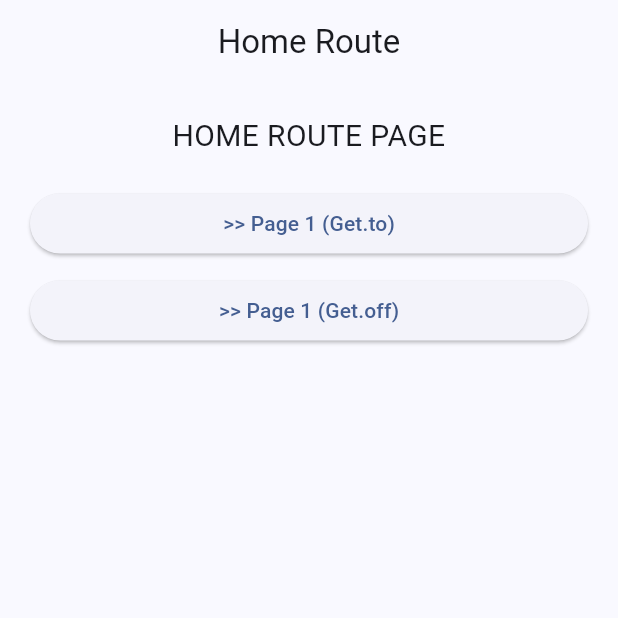
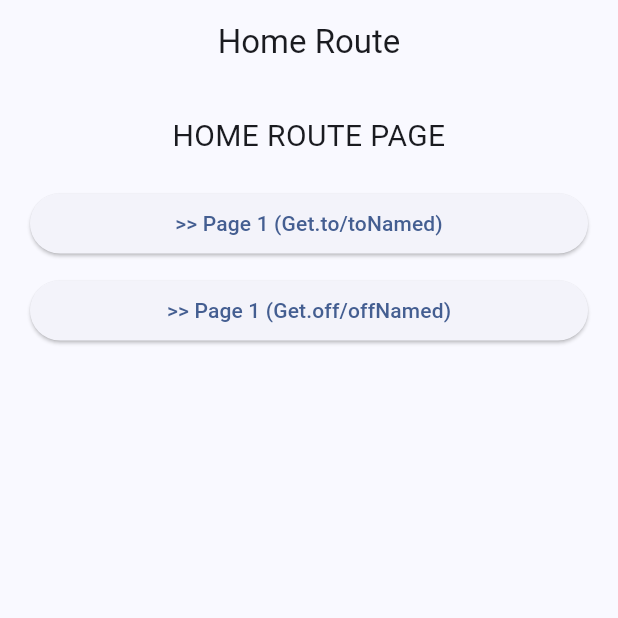
Before and after one commit to naufalrdev/belajar_getx, a Flutter app: the screen it shows after launch, on a phone screen of 412 x 824 dp, the top half of it. Run offline on Flutter 3.47's test engine with Material 3 defaults, Android fonts, the phone set to English and light mode, and no system bars; our stand-ins replace get, lottie.

Commit message:
Add: Complete Route Management GetX

```diff
--- a/lib/main.dart
+++ b/lib/main.dart
@@ -1,4 +1,9 @@
 import 'package:belajar_getx/pages/home_route_screen.dart';
+import 'package:belajar_getx/pages/page_dua_route.dart';
+import 'package:belajar_getx/pages/page_empat_route.dart';
+import 'package:belajar_getx/pages/page_lima_route.dart';
+import 'package:belajar_getx/pages/page_satu_route.dart';
+import 'package:belajar_getx/pages/page_tiga_route.dart';
 import 'package:flutter/material.dart';
 import 'package:get/get.dart';
 
@@ -21,6 +26,24 @@ class MyApp extends StatelessWidget {
         useMaterial3: true,
       ),
       home: HomeRouteScreen(),
+      // routes: {
+      //   "home": (context) => HomeRouteScreen(),
+      //   "page_satu": (context) => PageSatuRoute(),
+      //   "page_dua": (context) => PageDuaRoute(),
+      //   "page_tiga": (context) => PageTigaRoute(),
+      //   "page_empat": (context) => PageEmpatRoute(),
+      //   "page_lima": (context) => PageLimaRoute(),
+      // },
+
+      // ========== routes = getPages ==========
+      getPages: [
+        GetPage(name: "/home", page: () => HomeRouteScreen()),
+        GetPage(name: "/page_satu", page: () => PageSatuRoute()),
+        GetPage(name: "/page_dua", page: () => PageDuaRoute()),
+        GetPage(name: "/page_tiga", page: () => PageTigaRoute()),
+        GetPage(name: "/page_empat", page: () => PageEmpatRoute()),
+        GetPage(name: "/page_lima", page: () => PageLimaRoute()),
+      ],
     );
   }
 }
--- a/lib/pages/home_route_screen.dart
+++ b/lib/pages/home_route_screen.dart
@@ -1,4 +1,3 @@
-import 'package:belajar_getx/pages/page_satu_route.dart';
 import 'package:flutter/material.dart';
 import 'package:get/get.dart';
 
@@ -25,10 +24,11 @@ class HomeRouteScreen extends StatelessWidget {
               //   MaterialPageRoute(builder: (context) => PageSatuRoute()),
               // );
 
-              // ========== Navigator push = Get.to ==========
-              Get.to(() => PageSatuRoute());
+              // ========== Navigator push/pushNamed = Get.to/toNamed ==========
+              // Get.to(() => PageSatuRoute());
+              Get.toNamed("/page_satu");
             },
-            child: Text(">> Page 1 (Get.to)"),
+            child: Text(">> Page 1 (Get.to/toNamed)"),
           ),
           SizedBox(height: 10),
           ElevatedButton(
@@ -38,10 +38,11 @@ class HomeRouteScreen extends StatelessWidget {
               //   MaterialPageRoute(builder: (context) => PageSatuRoute()),
               // );
 
-              // ========== Navigator pushReplacement = Get.off ==========
-              Get.off(() => PageSatuRoute());
+              // ========== Navigator pushReplacement/pushReplacementNamed = Get.off/offNamed ==========
+              // Get.off(() => PageSatuRoute());
+              Get.offNamed("/page_satu");
             },
-            child: Text(">> Page 1 (Get.off)"),
+            child: Text(">> Page 1 (Get.off/offNamed)"),
           ),
         ],
       ),
```
Also changed, not shown: lib/pages/page_dua_route.dart (+29 -0 lines), lib/pages/page_empat_route.dart (+29 -0 lines), lib/pages/page_lima_route.dart (+36 -0 lines), lib/pages/page_satu_route.dart (+17 -2 lines), lib/pages/page_tiga_route.dart (+44 -0 lines).
